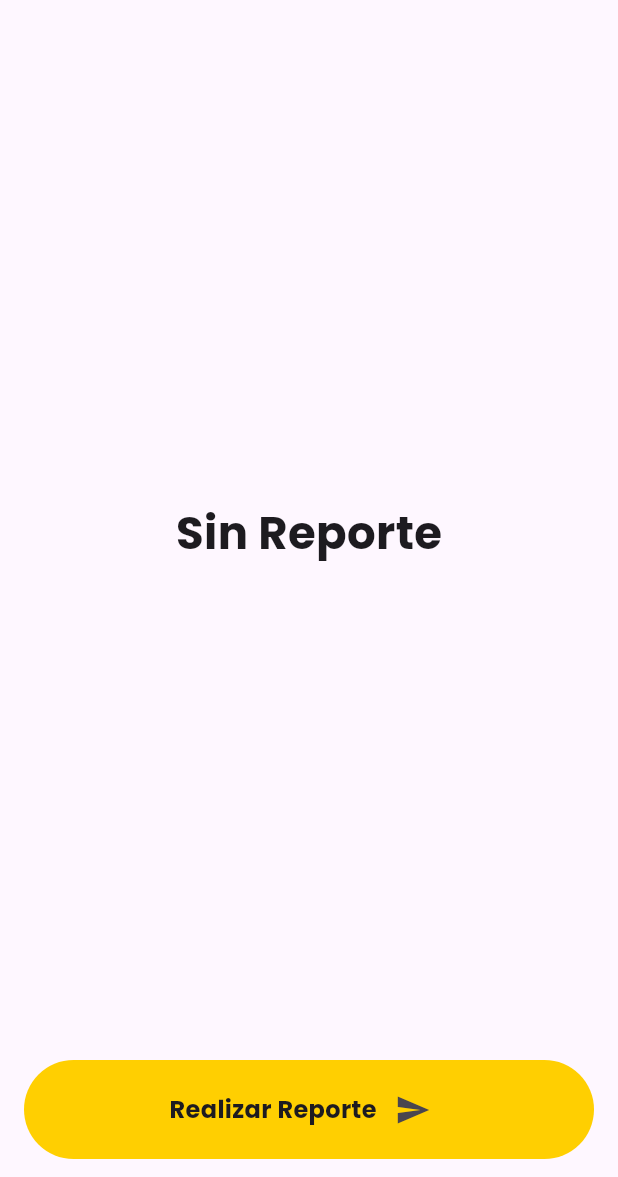
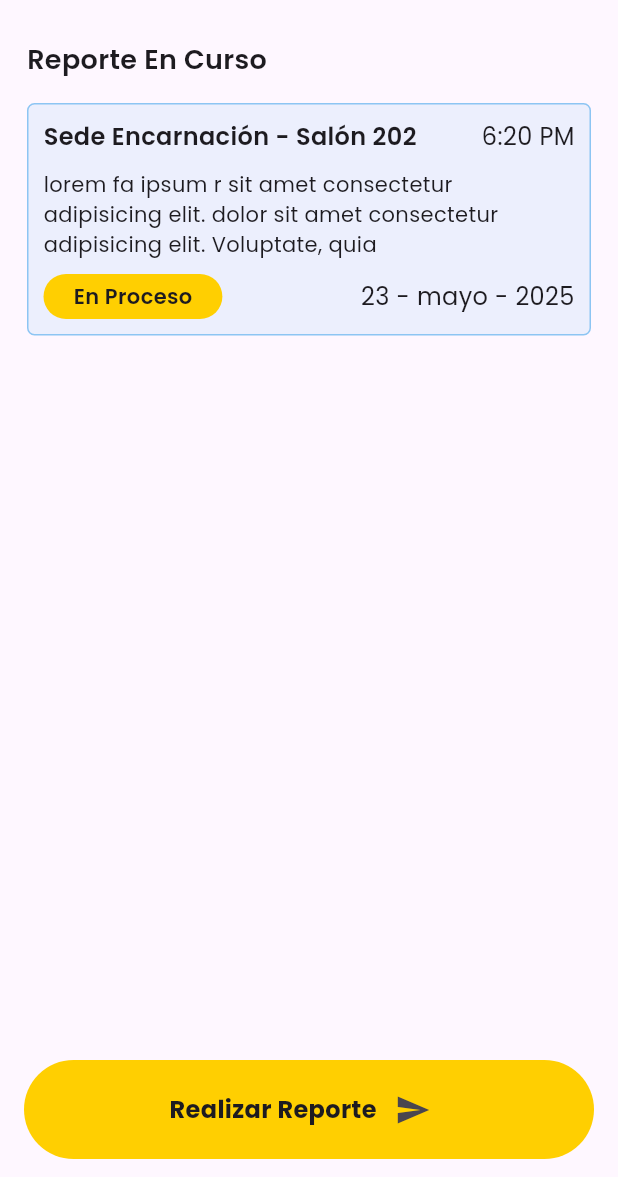
Before and after one commit to igrisdev/reportes_unimayor, a Flutter app: the screen it shows after launch, on a phone screen of 412 x 824 dp, the part 59-1236 px from its top. Run offline on Flutter 3.47's test engine with Material 3 defaults, Android fonts, the phone set to English and light mode, and no system bars; our stand-ins replace google_fonts.

Commit message:
Refactor MainUserScreen layout for improved readability and update light theme surface color

```diff
--- a/lib/screens/users/main_user_screen.dart
+++ b/lib/screens/users/main_user_screen.dart
@@ -8,7 +8,7 @@ class MainUserScreen extends StatelessWidget {
   @override
   Widget build(BuildContext context) {
     return Scaffold(
-      backgroundColor: Theme.of(context).colorScheme.surface,
+      // backgroundColor: lightMode.colorScheme.surface,
       appBar: AppBar(
         centerTitle: true,
         title: Text(
@@ -17,21 +17,100 @@ class MainUserScreen extends StatelessWidget {
         ),
       ),
       drawer: drawerUser(),
-      body: Container(
-        width: double.infinity,
-        height: double.infinity,
-        decoration: BoxDecoration(color: Theme.of(context).colorScheme.surface),
-        child: Center(
+      body: Padding(
+        padding: const EdgeInsets.only(left: 18, right: 18, top: 10),
+        child: Column(
+          crossAxisAlignment: CrossAxisAlignment.start,
+          children: [
+            Text(
+              'Reporte En Curso',
+              style: GoogleFonts.poppins(
+                fontWeight: FontWeight.w600,
+                fontSize: 18,
+              ),
+            ),
+            SizedBox(height: 16),
+            Column(
+              children: [
+                Container(
+                  decoration: BoxDecoration(
+                    color: lightMode.colorScheme.surfaceDim,
+                    borderRadius: BorderRadius.circular(5),
+                    border: Border.all(
+                      color: lightMode.colorScheme.primaryFixedDim,
+                    ),
+                  ),
+                  child: Padding(
+                    padding: const EdgeInsets.all(10),
+                    child: Column(
+                      children: [
+                        Row(
+                          children: [
+                            Text(
+                              'Sede Encarnación - Salón 202',
+                              style: GoogleFonts.poppins(
+                                fontWeight: FontWeight.w600,
+                                fontSize: 16,
+                              ),
+                            ),
+                            Spacer(),
+                            Text(
+                              '6:20 PM',
+                              style: GoogleFonts.poppins(fontSize: 16),
+                            ),
+                          ],
+                        ),
+                        SizedBox(height: 10),
+                        Text(
+                          "lorem fa ipsum r sit amet consectetur adipisicing elit. dolor sit amet consectetur adipisicing elit. Voluptate, quia",
+                          style: GoogleFonts.poppins(fontSize: 14),
+                        ),
+                        SizedBox(height: 10),
+                        Row(
+                          children: [
+                            Container(
+                              decoration: BoxDecoration(
+                                color: lightMode.colorScheme.secondary,
+                                borderRadius: BorderRadius.circular(100),
+                              ),
+                              child: Padding(
+                                padding: const EdgeInsets.only(
+                                  left: 20,
+                                  right: 20,
+                                  top: 5,
+                                  bottom: 5,
+                                ),
                                 child: Text(
-            "Sin Reporte",
+                                  'En Proceso',
                                   style: GoogleFonts.poppins(
-              fontWeight: FontWeight.bold,
-              fontSize: 30,
+                                    fontWeight: FontWeight.w600,
+                                    fontSize: 14,
                                   ),
                                 ),
                               ),
                             ),
-      bottomNavigationBar: BottomAppBar(
+                            Spacer(),
+                            Text(
+                              '23 - mayo - 2025',
+                              style: GoogleFonts.poppins(fontSize: 16),
+                            ),
+                          ],
+                        ),
+                      ],
+                    ),
+                  ),
+                ),
+              ],
+            ),
+          ],
+        ),
+      ),
+      bottomNavigationBar: bottomAppBarMain(),
+    );
+  }
+
+  BottomAppBar bottomAppBarMain() {
+    return BottomAppBar(
       color: Colors.transparent,
       elevation: 0,
       height: 90,
@@ -54,6 +133,19 @@ class MainUserScreen extends StatelessWidget {
             IconButton(icon: const Icon(Icons.send), onPressed: () {}),
           ],
         ),
+      ),
+    );
+  }
+
+  Container textNoReports(BuildContext context) {
+    return Container(
+      width: double.infinity,
+      height: double.infinity,
+      decoration: BoxDecoration(color: Theme.of(context).colorScheme.surface),
+      child: Center(
+        child: Text(
+          "Sin Reporte",
+          style: GoogleFonts.poppins(fontWeight: FontWeight.bold, fontSize: 30),
         ),
       ),
     );
--- a/lib/themes/light.theme.dart
+++ b/lib/themes/light.theme.dart
@@ -2,10 +2,11 @@ import 'package:flutter/material.dart';
 
 ThemeData lightMode = ThemeData(
   colorScheme: ColorScheme.light(
-    surface: Colors.grey.shade300,
+    surface: Colors.grey.shade200,
     primary: const Color(0xFF195A90),
     primaryFixed: const Color(0xFF034593),
     primaryFixedDim: const Color(0xFF8DC5F3),
+    surfaceDim: const Color.fromARGB(40, 141, 197, 243),
     secondary: const Color(0xFFFFCF01),
     secondaryFixed: const Color(0xFF000000),
     tertiary: const Color.fromARGB(255, 255, 255, 255),
```
Lines whose indentation alone changed are shown as unchanged.
